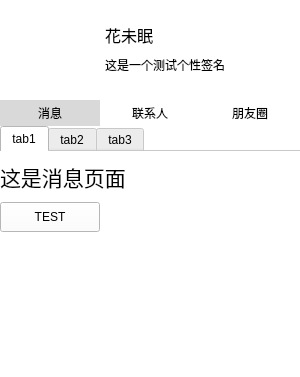
Above: view/MainWidget.ui from linhaojun857/cooper-im-client before the change; both pictures show x 0 to 300 and y 0 to 377 of the 300 by 600 pixel window. Below: the same form after it.
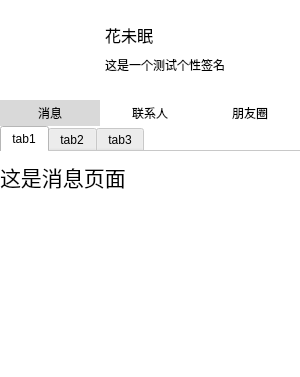
That is the form after the change. Icons and pictures are not drawn.

```diff
--- a/view/MainWidget.ui
+++ b/view/MainWidget.ui
@@ -200,19 +200,6 @@
       <string>这是消息页面</string>
      </property>
     </widget>
-    <widget class="QPushButton" name="pushButton">
-     <property name="geometry">
-      <rect>
-       <x>0</x>
-       <y>50</y>
-       <width>100</width>
-       <height>30</height>
-      </rect>
-     </property>
-     <property name="text">
-      <string>TEST</string>
-     </property>
-    </widget>
    </widget>
    <widget class="QWidget" name="tab2">
     <property name="styleSheet">
```
